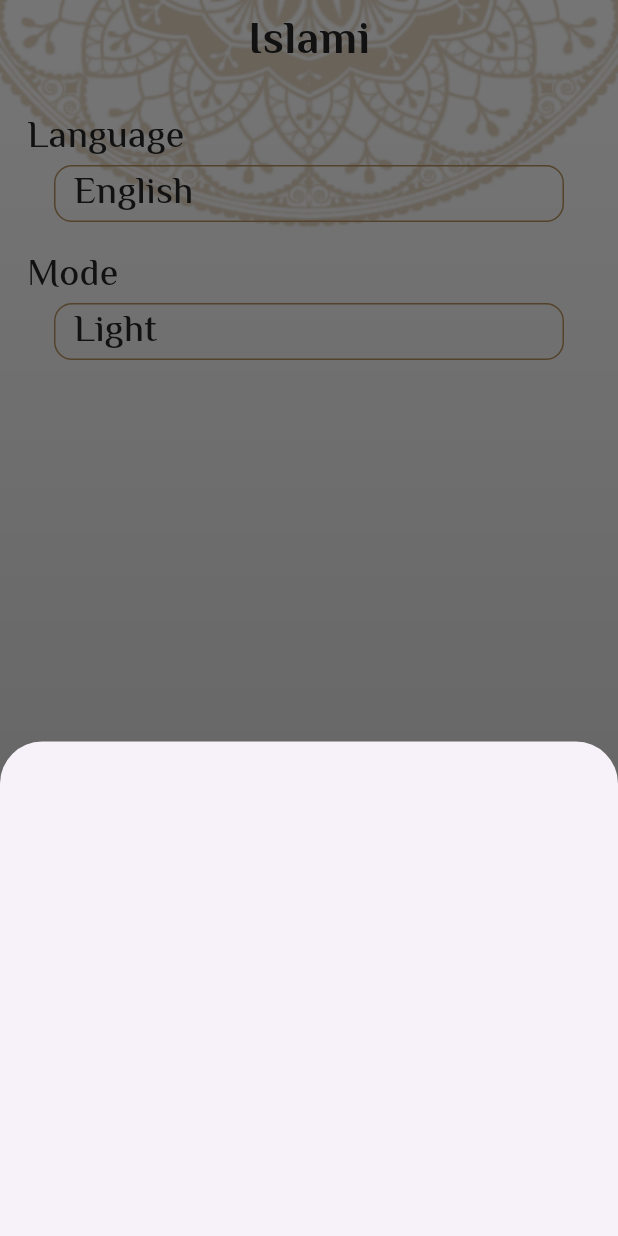
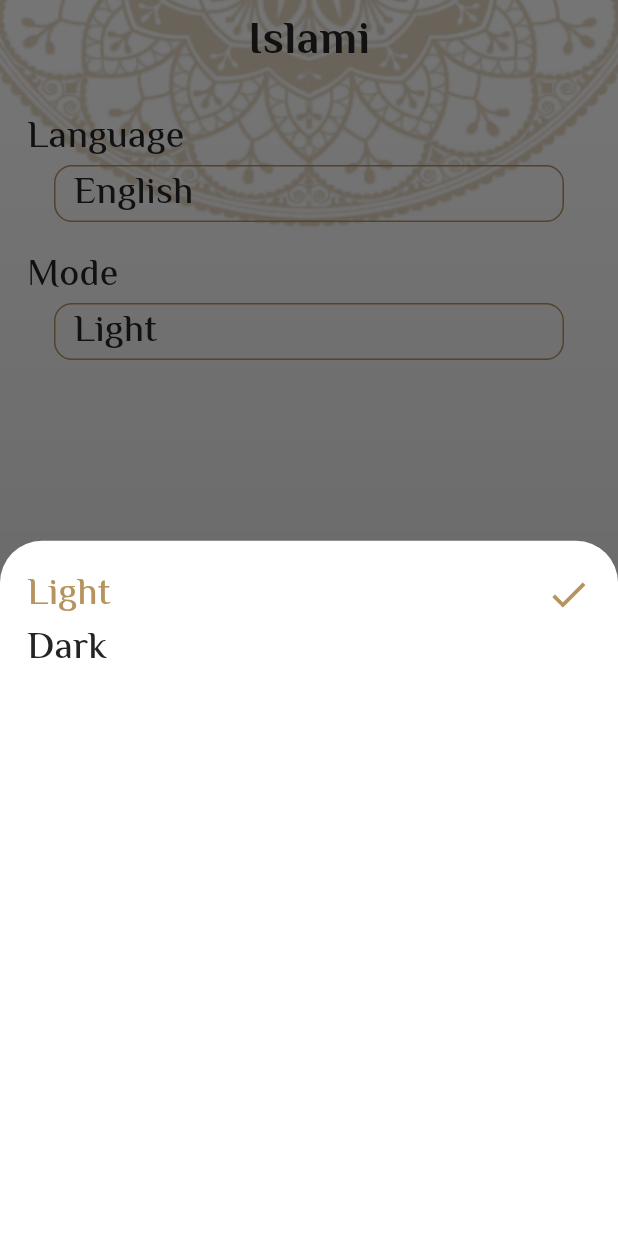
Before and after one commit to AmalZeinhom24/Islamic, a Flutter app: the screen it shows after launch, item 5 of the bottom bar chosen, after a tap on "Light", on a phone screen of 412 x 824 dp. Run offline on Flutter 3.47's test engine with Material 3 defaults, Android fonts, the phone set to English and light mode, and no system bars; our stand-ins replace google_fonts; generated files the repository leaves out were written again.

Commit message:
Add Dark Theme

```diff
--- /dev/null
+++ b/lib/bottom_sheets/show_theme_bottom_sheets.dart
@@ -0,0 +1,77 @@
+import 'package:flutter/material.dart';
+import 'package:islami/my_theme_data.dart';
+import 'package:provider/provider.dart';
+import 'package:flutter_gen/gen_l10n/app_localizations.dart';
+import '../provider/my_provider.dart';
+
+class ThemeBottomSheet extends StatelessWidget {
+  const ThemeBottomSheet({super.key});
+
+  @override
+  Widget build(BuildContext context) {
+    /*For listen to the provider in locale, and when press on the language row,
+     We will create a variable from provider type, and wrap the languages, rows with Inkwill widget*/
+    var provider = Provider.of<MyProvider>(context);
+    return Padding(
+      padding: const EdgeInsets.all(18.0),
+      child: Column(
+        children: [
+          InkWell(
+            onTap: () {
+              provider.changeTheme(ThemeMode.light);
+              //to close bottom sheet after choosing the language
+              Navigator.pop(context);
+            },
+            child: Row(
+              mainAxisAlignment: MainAxisAlignment.spaceBetween,
+              children: [
+                Text(
+                    provider.locale == "en"
+                        ? AppLocalizations.of(context)!.light
+                        : AppLocalizations.of(context)!.light,
+                    style: Theme.of(context).textTheme.bodyMedium?.copyWith(
+                        color: provider.theme == ThemeMode.light
+                            ? Theme.of(context).colorScheme.background
+                            : Theme.of(context).colorScheme.onPrimary)),
+                provider.theme == ThemeMode.light
+                    ? Icon(
+                        Icons.done,
+                        color: MyThemeData.primary,
+                        size: 30,
+                      )
+                    : SizedBox.shrink(),
+              ],
+            ),
+          ),
+//****************************************************************************
+          InkWell(
+            onTap: () {
+              provider.changeTheme(ThemeMode.dark);
+              Navigator.pop(context);
+            },
+            child: Row(
+              mainAxisAlignment: MainAxisAlignment.spaceBetween,
+              children: [
+                Text(
+                    provider.locale == "en"
+                        ? AppLocalizations.of(context)!.dark
+                        : AppLocalizations.of(context)!.dark,
+                    style: Theme.of(context).textTheme.bodyMedium?.copyWith(
+                        color: provider.theme == ThemeMode.dark
+                            ? Theme.of(context).colorScheme.background
+                            : Theme.of(context).colorScheme.onPrimary)),
+                provider.theme == ThemeMode.dark
+                    ? Icon(
+                        Icons.done,
+                        color: MyThemeData.primary,
+                        size: 30,
+                      )
+                    : SizedBox.shrink(),
+              ],
+            ),
+          ),
+        ],
+      ),
+    );
+  }
+}
--- a/lib/home.dart
+++ b/lib/home.dart
@@ -1,12 +1,14 @@
 import 'package:flutter/material.dart';
 import 'package:google_fonts/google_fonts.dart';
 import 'package:islami/my_theme_data.dart';
+import 'package:islami/provider/my_provider.dart';
 import 'package:islami/tabs/ahadeth.dart';
 import 'package:islami/tabs/quran.dart';
 import 'package:islami/tabs/radio.dart';
 import 'package:islami/tabs/sebha.dart';
 import 'package:islami/tabs/settings.dart';
 import 'package:flutter_gen/gen_l10n/app_localizations.dart';
+import 'package:provider/provider.dart';
 
 class HomeScreen extends StatefulWidget {
   static const String routeName = 'home';
@@ -20,10 +22,13 @@ class _HomeScreenState extends State<HomeScreen> {
 
   @override
   Widget build(BuildContext context) {
+    var provider = Provider.of<MyProvider>(context);
     return Stack(
       children: [
         Image.asset(
-          "assets/images/background.png",
+          provider.theme == ThemeMode.light
+              ? "assets/images/background.png"
+              : "assets/images/background_dark.png",
           width: double.infinity,
           fit: BoxFit.fill,
         ),
@@ -47,23 +52,23 @@ class _HomeScreenState extends State<HomeScreen> {
                 BottomNavigationBarItem(
                     icon: ImageIcon(AssetImage("assets/images/quran.png")),
                     label: "القرآن",
-                    backgroundColor: MyThemeData.primary),
+                    backgroundColor: Theme.of(context).colorScheme.primary),
                 BottomNavigationBarItem(
                     icon: ImageIcon(AssetImage("assets/images/radio.png")),
                     label: "الراديو",
-                    backgroundColor: MyThemeData.primary),
+                    backgroundColor: Theme.of(context).colorScheme.primary),
                 BottomNavigationBarItem(
                     icon: ImageIcon(AssetImage("assets/images/ahadeth.png")),
                     label: "الأحاديث",
-                    backgroundColor: MyThemeData.primary),
+                    backgroundColor: Theme.of(context).colorScheme.primary),
                 BottomNavigationBarItem(
                     icon: ImageIcon(AssetImage("assets/images/sebha.png")),
                     label: "التسبيح",
-                    backgroundColor: MyThemeData.primary),
+                    backgroundColor: Theme.of(context).colorScheme.primary),
                 BottomNavigationBarItem(
                     icon: Icon(Icons.settings),
                     label: "الإعدادات",
-                    backgroundColor: MyThemeData.primary),
+                    backgroundColor: Theme.of(context).colorScheme.primary),
               ],
             ),
             body: taps[index],
--- a/lib/l10n/app_ar.arb
+++ b/lib/l10n/app_ar.arb
@@ -6,5 +6,7 @@
   "english": "اللغه الإنجليزية",
   "arabic": "اللغه العربية",
   "language": "اللغه",
-  "mode": "السمات"
+  "mode": "السمات",
+  "light": "فاتح",
+   "dark": "داكن"
      }
--- a/lib/l10n/app_en.arb
+++ b/lib/l10n/app_en.arb
@@ -6,5 +6,7 @@
   "english": "English",
   "arabic": "Arabic",
   "language": "Language",
-  "mode": "Mode"
+  "mode": "Mode",
+  "light": "Light",
+  "dark": "Dark"
   }
--- a/lib/main.dart
+++ b/lib/main.dart
@@ -4,15 +4,24 @@ import 'package:islami/ahadeth_details.dart';
 import 'package:islami/home.dart';
 import 'package:islami/my_theme_data.dart';
 import 'package:islami/provider/my_provider.dart';
+import 'package:islami/provider/sura_details_provider.dart';
 import 'package:islami/splash_screen.dart';
 import 'package:islami/surah_details.dart';
 import 'package:flutter_gen/gen_l10n/app_localizations.dart';
 import 'package:provider/provider.dart';
 
 void main() {
-  runApp(ChangeNotifierProvider
-    (create: (context) => MyProvider(),
-    child: const MyApp()));
+  runApp(
+
+       MultiProvider(
+           providers: [
+             ChangeNotifierProvider(create: (context) => MyProvider()),
+            /*This provider will work on entire pages even that I don not need it,
+             except in suraDetails, so we will not create it here,
+              but we will wrap suraDetails with ChangeNotifierProvider widget*/
+            //ChangeNotifierProvider(create: (context) => SuraDetailsProvider()),
+           ],
+           child: const MyApp()));
 }
 
 class MyApp extends StatelessWidget {
@@ -35,6 +44,7 @@ class MyApp extends StatelessWidget {
         AhadethDetails.routeName: (context) => AhadethDetails(),
       },
       debugShowCheckedModeBanner: false,
+      themeMode: provider.theme,
       theme: MyThemeData.lightTheme,
       darkTheme: MyThemeData.darkTheme,
     );
--- a/lib/my_theme_data.dart
+++ b/lib/my_theme_data.dart
@@ -3,17 +3,32 @@ import 'package:google_fonts/google_fonts.dart';
 
 class MyThemeData {
   static const Color primary = Color(0xFFB7935F);
+  static const Color darkPrimary = Color(0xFF0F1424);
+  static const Color yellowColor = Color(0xFFFACC1D);
   static const Color blackColor = Color(0xFF242424);
 
   static ThemeData lightTheme = ThemeData(
     scaffoldBackgroundColor: Colors.transparent,
+    colorScheme: const ColorScheme(
+        brightness: Brightness.light,
+        primary: primary,
+        onPrimary: blackColor,
+        secondary: Colors.deepOrangeAccent,
+        onSecondary: Colors.white,
+        error: Colors.red,
+        onError: Colors.white,
+        background: primary,
+        onBackground: Colors.grey,
+        surface: Colors.white,
+        onSurface: Colors.white),
     appBarTheme: AppBarTheme(
       iconTheme: IconThemeData(
-        color: primary,
+        color: Colors.white,
         size: 30,
       ),
       centerTitle: true,
       elevation: 0,
+      backgroundColor: Colors.transparent,
     ),
     textTheme: TextTheme(
       bodyLarge: GoogleFonts.elMessiri(
@@ -33,22 +48,47 @@ class MyThemeData {
         selectedItemColor: blackColor,
         unselectedItemColor: Colors.white),
   );
+//****************************************************************************
   static ThemeData darkTheme = ThemeData(
     scaffoldBackgroundColor: Colors.transparent,
+    colorScheme: const ColorScheme(
+        brightness: Brightness.dark,
+        primary: darkPrimary,
+        onPrimary: Colors.white,
+        secondary: Colors.deepOrangeAccent,
+        onSecondary: Colors.white,
+        error: Colors.red,
+        onError: Colors.white,
+        background: yellowColor,
+        onBackground: Colors.grey,
+        surface: Colors.blueGrey,
+        onSurface: Colors.white),
     appBarTheme: AppBarTheme(
+      iconTheme: IconThemeData(
+        color: Colors.white,
+        size: 30,
+      ),
       centerTitle: true,
       elevation: 0,
+      backgroundColor: Colors.transparent,
     ),
     textTheme: TextTheme(
-        bodyLarge: GoogleFonts.elMessiri(
-          fontSize: 30,
-          fontWeight: FontWeight.bold,
-          color: blackColor,
-        )),
+      bodyLarge: GoogleFonts.elMessiri(
+        fontSize: 30,
+        fontWeight: FontWeight.bold,
+        color: Colors.white,
+      ),
+      bodyMedium: GoogleFonts.elMessiri(
+        fontSize: 25,
+        fontWeight: FontWeight.w500,
+        color: Colors.white,
+      ),
+    ),
     bottomNavigationBarTheme: BottomNavigationBarThemeData(
         type: BottomNavigationBarType.shifting,
-        backgroundColor: primary,
-        selectedItemColor: blackColor,
+        backgroundColor: darkPrimary,
+        selectedItemColor: yellowColor,
         unselectedItemColor: Colors.white),
   );
+
 }
--- a/lib/provider/my_provider.dart
+++ b/lib/provider/my_provider.dart
@@ -1,4 +1,5 @@
 import 'package:flutter/cupertino.dart';
+import 'package:flutter/material.dart';
 
 /*The main purpose for provider is to listen to an observer,
  to apply changes in all screens on the project
@@ -6,12 +7,17 @@ So in this case we need to change the app language,
 this means that the observer here will be the locale in main file, and the listener is MyProvider*/
 class MyProvider extends ChangeNotifier {
   String locale = "en";
-
+  ThemeMode theme = ThemeMode.light;
 
   /*I need to change the entire app which means change the material app in the main file,
   therefore we will wrap the MyApp in ChangeNotifierProvider widget */
-  changeLanguage(String langCode){
+  changeLanguage(String langCode) {
     locale = langCode;
     notifyListeners();
   }
+
+  changeTheme(ThemeMode mode) {
+    theme = mode;
+    notifyListeners();
+  }
 }
--- /dev/null
+++ b/lib/provider/sura_details_provider.dart
@@ -0,0 +1,26 @@
+import 'package:flutter/material.dart';
+import 'package:flutter/services.dart';
+
+class SuraDetailsProvider extends ChangeNotifier {
+  List<String> verses = [];
+
+  /*To read text files from assets use rootBundle.loadString in a function
+  this index to receive specific index and +1 for the next index*/
+  loadFile(int index) async {
+    try {
+      /*A value of type 'Future<String>' can't be assigned to a variable of type 'String
+    use await but the function must be async*/
+      String sura =
+          await rootBundle.loadString('assets/files/${index + 1}.txt');
+      /*or i can receive the data in Future <String> or any datatype
+    Future<String> sura =  rootBundle.loadString('assets/files/${index+1}.txt');*/
+      //To separate each sura line, but this list will not showed outside loadFile function, so i need to define a variable first
+      List<String> lines = sura.split("\n");
+      // Filter out empty lines
+      verses = lines.where((line) => line.isNotEmpty).toList();
+      notifyListeners();
+    } catch (e) {
+      print(e.toString());
+    }
+  }
+}
--- a/lib/surah_details.dart
+++ b/lib/surah_details.dart
@@ -1,7 +1,9 @@
 import 'package:flutter/material.dart';
 import 'package:flutter/services.dart';
 import 'package:islami/my_theme_data.dart';
+import 'package:islami/provider/sura_details_provider.dart';
 import 'package:islami/surah_model.dart';
+import 'package:provider/provider.dart';
 
 class SurahDetails extends StatefulWidget {
   static const String routeName = 'suraDetails';
@@ -11,19 +13,27 @@ class SurahDetails extends StatefulWidget {
 }
 
 class _SurahDetailsState extends State<SurahDetails> {
-  List<String> verses = [];
-
   @override
   Widget build(BuildContext context) {
+    /*after wrapping with ChangeNotifierProvider an error will occur in suraDetailsPage,
+    because we are trying to create an object from provider in a line below before creating it
+    var provider = Provider.of<SuraDetailsProvider>(context);
+    if (provider.verses.isEmpty) {
+      provider.loadFile(args.index);
+    }*/
     //to receive  data use modalroute
     //arguments are objects so we have to define them as models
     var args = ModalRoute.of(context)?.settings.arguments as SurahModel;
-    if (verses.isEmpty) {
-      loadFile(args.index);
-    }
+
 
     return SafeArea(
-        child: Container(
+        child: ChangeNotifierProvider(
+          //..loadfile instead of if Condition
+      create: (context) => SuraDetailsProvider()..loadFile(args.index),
+      builder: (context, child) {
+        //So create the provider object here
+        var provider = Provider.of<SuraDetailsProvider>(context);
+        return Container(
           decoration: BoxDecoration(
               image: DecorationImage(
                   image: AssetImage("assets/images/background.png"),
@@ -31,7 +41,8 @@ class _SurahDetailsState extends State<SurahDetails> {
           child: Scaffold(
             appBar: AppBar(
               backgroundColor: Colors.transparent,
-          title: Text(args.name, style: Theme.of(context).textTheme.bodyLarge),
+              title:
+                  Text(args.name, style: Theme.of(context).textTheme.bodyLarge),
             ),
             body: Card(
               elevation: 14,
@@ -48,12 +59,12 @@ class _SurahDetailsState extends State<SurahDetails> {
                           endIndent: 40,
                           indent: 40,
                         ),
-                itemCount: verses.length,
+                    itemCount: provider.verses.length,
                     itemBuilder: (context, index) {
                       return Directionality(
                         textDirection: TextDirection.rtl,
                         child: Text(
-                      "${verses[index]}(${index + 1})",
+                          "${provider.verses[index]}(${index + 1})",
                           textAlign: TextAlign.center,
                         ),
                       );
@@ -61,21 +72,8 @@ class _SurahDetailsState extends State<SurahDetails> {
               ),
             ),
           ),
+        );
+      },
     ));
   }
-
-  /*To read text files from assets use rootBundle.loadString in a function
-  this index to receive specific index and +1 for the next index*/
-  loadFile(int index) async {
-    /*A value of type 'Future<String>' can't be assigned to a variable of type 'String
-    use await but the function must be async*/
-    String sura = await rootBundle.loadString('assets/files/${index + 1}.txt');
-    /*or i can receive the data in Future <String> or any datatype
-    Future<String> sura =  rootBundle.loadString('assets/files/${index+1}.txt');*/
-    //To separate each sura line, but this list will not showed outside loadFile function, so i need to define a variable first
-    List<String> lines = sura.split("\n");
-    // Filter out empty lines
-    verses = lines.where((line) => line.isNotEmpty).toList();
-    setState(() {});
 }
-}
--- a/lib/tabs/settings.dart
+++ b/lib/tabs/settings.dart
@@ -4,6 +4,7 @@ import 'package:islami/provider/my_provider.dart';
 import 'package:provider/provider.dart';
 import 'package:flutter_gen/gen_l10n/app_localizations.dart';
 import '../bottom_sheets/show_language_bottom_sheets.dart';
+import '../bottom_sheets/show_theme_bottom_sheets.dart';
 
 class SettingsTap extends StatefulWidget {
   const SettingsTap({super.key});
@@ -56,7 +57,9 @@ class _SettingsTapState extends State<SettingsTap> {
                 borderRadius: BorderRadius.circular(12),
                 border: Border.all(color: MyThemeData.primary),
               ),
-              child: Text("Light"),
+              child: Text(pro.theme == ThemeMode.light
+                  ? AppLocalizations.of(context)!.light
+                  : AppLocalizations.of(context)!.dark),
             ),
           ),
         ],
@@ -87,12 +90,8 @@ class _SettingsTapState extends State<SettingsTap> {
   void showThemingBottomSheet() {
     showModalBottomSheet(
       context: context,
-      isScrollControlled: true,
       builder: (context) {
-        return Container(
-          decoration: BoxDecoration(borderRadius: BorderRadius.only()),
-          height: MediaQuery.of(context).size.height * 0.4,
-        );
+        return ThemeBottomSheet();
       },
     );
   }
```
Lines whose indentation alone changed are shown as unchanged.
